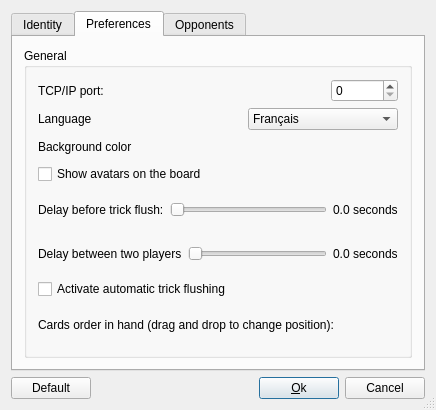
Qt form src/desktop/forms/OptionsUI.ui (arabine/icl) before a commit.
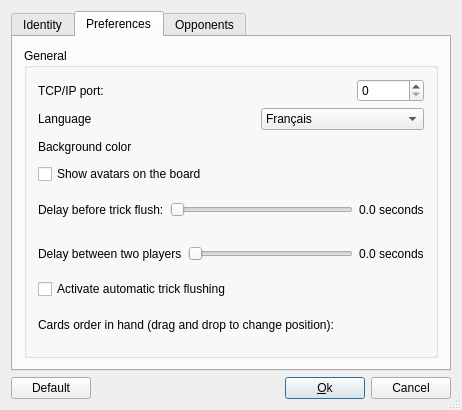
The same form after that commit. The open tabs and pages were chosen to show the change. Icons and pictures are not drawn.

```diff
--- a/src/desktop/forms/OptionsUI.ui
+++ b/src/desktop/forms/OptionsUI.ui
@@ -6,7 +6,7 @@
    <rect>
     <x>0</x>
     <y>0</y>
-    <width>436</width>
+    <width>462</width>
     <height>410</height>
    </rect>
   </property>
```
Left out of the diff: 12 changed lines with no effect on the pictures.
